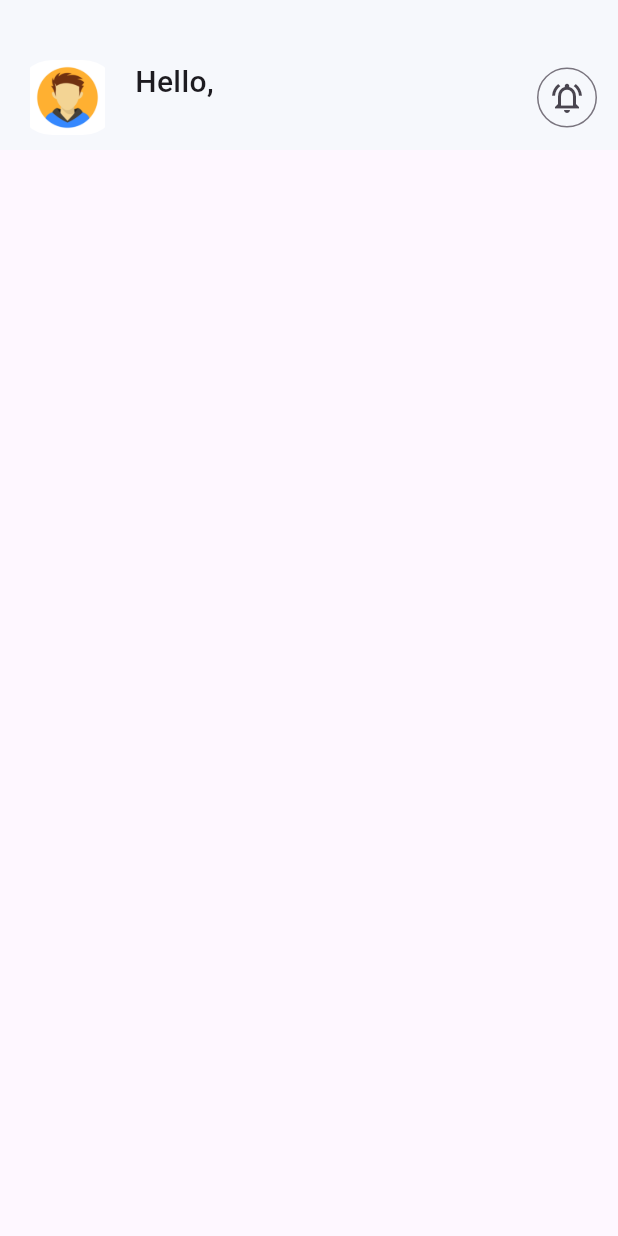
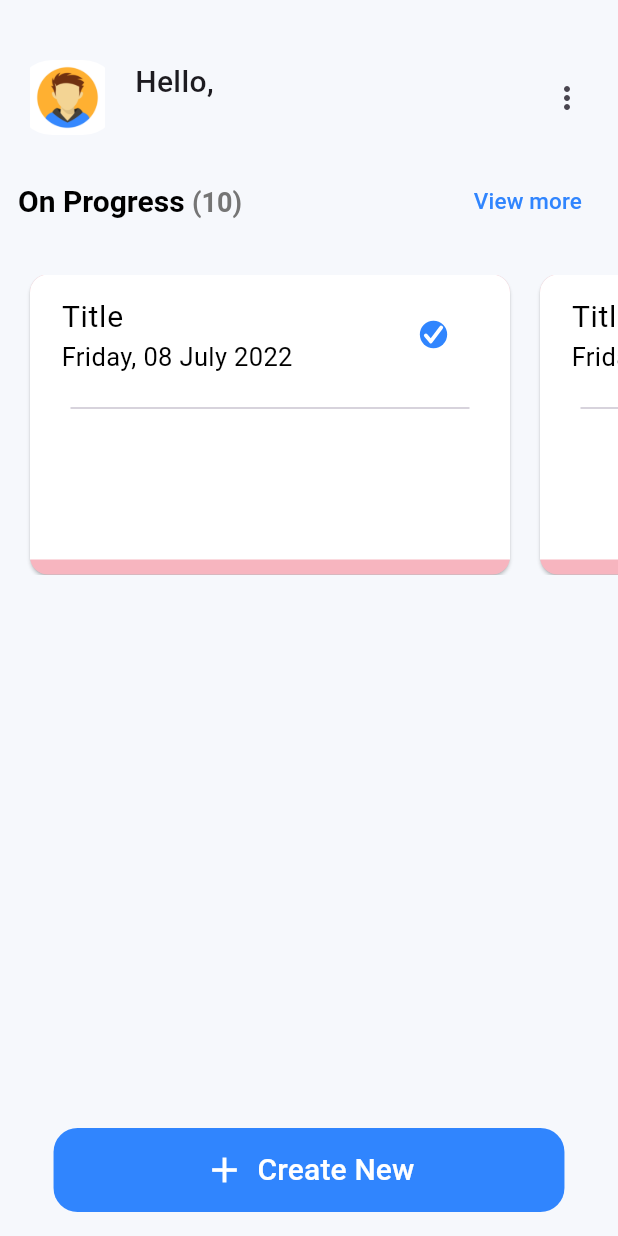
Before and after one commit to Thiruvikraman1998/ToDo_App-Firebase, a Flutter app: the screen it shows after launch, after a tap on "Get Started", on a phone screen of 412 x 824 dp. Run offline on Flutter 3.47's test engine with Material 2 defaults, Android fonts, the phone set to English and light mode, and no system bars; our stand-ins replace cloud_firestore, firebase_auth, firebase_core, gap, get, pinput; accounts and stored records are empty.

Commit message:
added horizontal list and add new button

```diff
--- a/todo/lib/screens/other_screens/home_screen.dart
+++ b/todo/lib/screens/other_screens/home_screen.dart
@@ -1,11 +1,14 @@
+import 'package:cloud_firestore/cloud_firestore.dart';
 import 'package:firebase_auth/firebase_auth.dart';
 import 'package:flutter/material.dart';
 import 'package:gap/gap.dart';
 import 'package:provider/provider.dart';
 import 'package:todo/utils/app_colors.dart';
 import 'package:todo/utils/app_layout.dart';
+import 'package:todo/widgets/reusable/active_todo_cards.dart';
 
 import '../../services/firebase_services.dart';
+import '../../widgets/active_todo.dart';
 
 class HomeScreen extends StatefulWidget {
   const HomeScreen({super.key});
@@ -18,6 +21,7 @@ class _HomeScreenState extends State<HomeScreen> {
   @override
   Widget build(BuildContext context) {
     return Scaffold(
+      backgroundColor: AppColorsLight.scaffoldBackgroundColor,
       body: CustomScrollView(
         slivers: <Widget>[
           SliverAppBar(
@@ -66,10 +70,10 @@ class _HomeScreenState extends State<HomeScreen> {
                       ],
                     ),
                     const Spacer(),
-                    IconButton.outlined(
+                    IconButton(
                       onPressed: () {},
                       icon: const Icon(
-                        Icons.notifications_on_outlined,
+                        Icons.more_vert_rounded,
                       ),
                     )
                   ],
@@ -78,10 +82,81 @@ class _HomeScreenState extends State<HomeScreen> {
             ),
           ),
           SliverToBoxAdapter(
-            child: Container(),
-          )
+            child: Container(
+              margin: EdgeInsets.symmetric(
+                horizontal: AppLayout.getWidth(12),
+                vertical: AppLayout.getHeight(10),
+              ),
+              child: Column(
+                children: [
+                  Row(
+                    children: [
+                      RichText(
+                        text: TextSpan(
+                          text: "On Progress ",
+                          style: const TextStyle(
+                              fontSize: 20,
+                              fontWeight: FontWeight.bold,
+                              color: Colors.black),
+                          children: [
+                            TextSpan(
+                              text: "(10)",
+                              style: TextStyle(
+                                fontSize: 18,
+                                color: Colors.grey[600],
+                              ),
+                            )
+                          ],
+                        ),
+                      ),
+                      const Spacer(),
+                      TextButton(
+                        onPressed: () {},
+                        style: const ButtonStyle(
+                          foregroundColor: MaterialStatePropertyAll(
+                              AppColorsLight.buttonColor),
+                        ),
+                        child: const Text(
+                          "View more",
+                          style: TextStyle(fontSize: 15),
+                        ),
+                      )
+                    ],
+                  ),
+                  const Gap(15),
+                ],
+              ),
+            ),
+          ),
+          SliverToBoxAdapter(
+            child: Container(
+              margin: EdgeInsets.only(left: AppLayout.getWidth(10)),
+              height: AppLayout.getHeight(200),
+              child: ListView.builder(
+                scrollDirection: Axis.horizontal,
+                itemCount: 10,
+                itemBuilder: (context, index) => ActiveTodoCard(),
+              ),
+            ),
+          ),
         ],
       ),
+      floatingActionButton: FloatingActionButton.extended(
+          icon: const Icon(
+            Icons.add,
+            size: 28,
+          ),
+          backgroundColor: AppColorsLight.buttonColor,
+          foregroundColor: AppColorsLight.backgroundColor,
+          elevation: 0.0,
+          extendedPadding:
+              EdgeInsets.symmetric(horizontal: AppLayout.getWidth(100)),
+          onPressed: () {},
+          label: const Text(
+            "Create New",
+            style: TextStyle(fontSize: 20),
+          )),
+      floatingActionButtonLocation: FloatingActionButtonLocation.centerFloat,
     );
   }
 }
--- a/todo/lib/screens/other_screens/onboarding_screen.dart
+++ b/todo/lib/screens/other_screens/onboarding_screen.dart
@@ -1,4 +1,5 @@
 import 'package:flutter/material.dart';
+import 'package:todo/utils/app_colors.dart';
 import 'package:todo/utils/app_layout.dart';
 
 class OnBoardingScreen extends StatelessWidget {
@@ -24,6 +25,8 @@ class OnBoardingScreen extends StatelessWidget {
       floatingActionButton: Padding(
         padding: EdgeInsets.only(bottom: AppLayout.getHeight(50)),
         child: FloatingActionButton.extended(
+          backgroundColor: AppColorsLight.buttonColor,
+          foregroundColor: AppColorsLight.backgroundColor,
           extendedPadding:
               EdgeInsets.symmetric(horizontal: AppLayout.getWidth(120)),
           onPressed: () {
--- /dev/null
+++ b/todo/lib/widgets/active_todo.dart
@@ -0,0 +1,24 @@
+import 'package:flutter/material.dart';
+import 'package:todo/widgets/reusable/active_todo_cards.dart';
+
+import '../utils/app_colors.dart';
+
+class OnProgressTodos extends StatefulWidget {
+  const OnProgressTodos({super.key});
+
+  @override
+  State<OnProgressTodos> createState() => _OnProgressTodosState();
+}
+
+class _OnProgressTodosState extends State<OnProgressTodos> {
+  @override
+  Widget build(BuildContext context) {
+    return ListView.builder(
+      scrollDirection: Axis.horizontal,
+      itemCount: 10,
+      itemBuilder: (context, index) {
+        return const ActiveTodoCard();
+      },
+    );
+  }
+}
--- /dev/null
+++ b/todo/lib/widgets/reusable/active_todo_cards.dart
@@ -0,0 +1,64 @@
+import 'package:flutter/cupertino.dart';
+import 'package:flutter/material.dart';
+import 'package:gap/gap.dart';
+import 'package:todo/utils/app_colors.dart';
+import 'package:todo/utils/app_layout.dart';
+
+class ActiveTodoCard extends StatefulWidget {
+  const ActiveTodoCard({super.key});
+
+  @override
+  State<ActiveTodoCard> createState() => _ActiveTodoCardState();
+}
+
+class _ActiveTodoCardState extends State<ActiveTodoCard> {
+  @override
+  Widget build(BuildContext context) {
+    bool isCompleted = true;
+    return Card(
+      margin: EdgeInsets.symmetric(horizontal: AppLayout.getWidth(10)),
+      color: AppColorsLight.highPriority,
+      child: Container(
+        margin: EdgeInsets.only(bottom: AppLayout.getHeight(10)),
+        padding: EdgeInsets.all(AppLayout.getHeight(5)),
+        height: AppLayout.getHeight(200),
+        width: AppLayout.getWidth(320),
+        decoration: BoxDecoration(
+          color: AppColorsLight.backgroundColor,
+          borderRadius: BorderRadius.only(
+            topLeft: Radius.circular(AppLayout.getHeight(12)),
+            topRight: Radius.circular(AppLayout.getHeight(12)),
+          ),
+        ),
+        child: Column(
+          children: [
+            ListTile(
+              title: const Text('Title',
+                  style: TextStyle(fontSize: 20, color: Colors.black)),
+              subtitle: const Text('Friday, 08 July 2022',
+                  style: TextStyle(fontSize: 17, color: Colors.black)),
+              trailing: Transform.scale(
+                scale: 1.3,
+                child: CupertinoCheckbox(
+                    activeColor: AppColorsLight.buttonColor,
+                    shape: const CircleBorder(),
+                    value: isCompleted,
+                    onChanged: (value) {
+                      setState(() {
+                        isCompleted = value!;
+                      });
+                    }),
+              ),
+            ),
+            const Gap(10),
+            Divider(
+              height: AppLayout.getHeight(8),
+              indent: 22,
+              endIndent: 22,
+            )
+          ],
+        ),
+      ),
+    );
+  }
+}
```
